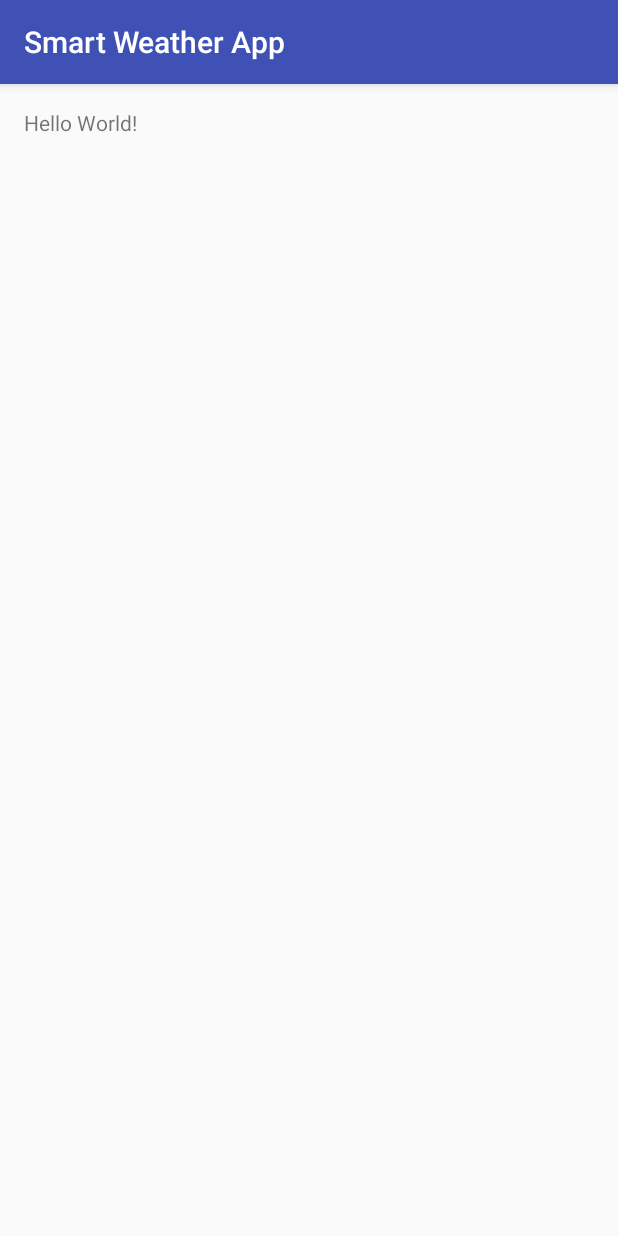
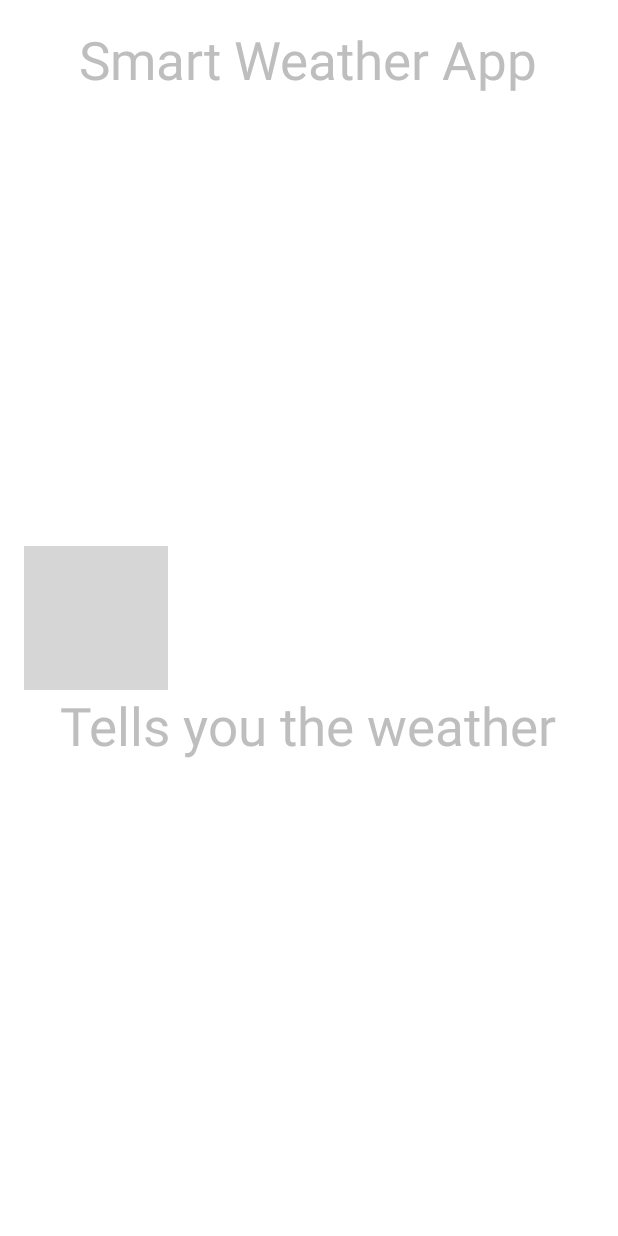
Before and after one commit to mjeftic/SmartWeatherApp, an Android app: the first screen one second after launch (MainActivity before the commit, SplashActivity after it), on a phone screen of 412 x 824 dp. Run offline under Robolectric (Android 15) with nearby library versions, the phone set to English and light mode, and no system bars; grey boxes are pictures that could not be loaded.

```diff
--- /dev/null
+++ b/app/src/main/java/swa/smartweatherapp/SplashActivity.java
@@ -0,0 +1,49 @@
+package swa.smartweatherapp;
+
+import android.app.Activity;
+import android.content.Intent;
+import android.graphics.PixelFormat;
+import android.os.Bundle;
+import android.os.Handler;
+import android.view.Window;
+import android.view.WindowManager;
+
+public class SplashActivity extends Activity {
+
+    private static int SPLASH_TIME_OUT = 3000;
+
+
+    @Override
+    protected void onCreate(Bundle savedInstanceState) {
+        super.onCreate(savedInstanceState);
+        //requestWindowFeature(Window.FEATURE_NO_TITLE);
+        getWindow().setFlags(WindowManager.LayoutParams.FLAG_FULLSCREEN, WindowManager.LayoutParams.FLAG_FULLSCREEN);
+        setContentView(R.layout.activity_splash);
+        new Handler().postDelayed(new Runnable() {
+
+            /*
+             * Showing splash screen with a timer. This will be useful when you
+             * want to show case your app logo / company
+             */
+
+            @Override
+            public void run() {
+                // This method will be executed once the timer is over
+                // Start your app main activity
+                Intent i = new Intent(SplashActivity.this, MainActivity.class);
+                startActivity(i);
+
+                // close this activity
+                finish();
+            }
+        }, SPLASH_TIME_OUT);
+    }
+    public void onAttachToWindow(){
+        super.onAttachedToWindow();
+        Window window = getWindow();
+        window.setFormat(PixelFormat.RGBA_8888);
+    }
+
+
+
+}
--- a/app/src/main/res/layout/activity_main.xml
+++ b/app/src/main/res/layout/activity_main.xml
@@ -1,6 +1,7 @@
 <?xml version="1.0" encoding="utf-8"?>
 <RelativeLayout xmlns:android="http://schemas.android.com/apk/res/android"
     xmlns:tools="http://schemas.android.com/tools"
+    android:id="@+id/container"
     android:layout_width="match_parent"
     android:layout_height="match_parent"
     android:paddingBottom="@dimen/activity_vertical_margin"
@@ -12,5 +13,6 @@
     <TextView
         android:layout_width="wrap_content"
         android:layout_height="wrap_content"
+        android:id="@+id/tempView"
         android:text="Hello World!" />
 </RelativeLayout>
--- a/app/src/main/res/values/colors.xml
+++ b/app/src/main/res/values/colors.xml
@@ -3,4 +3,5 @@
     <color name="colorPrimary">#3F51B5</color>
     <color name="colorPrimaryDark">#303F9F</color>
     <color name="colorAccent">#FF4081</color>
+    <color name="sma_white">#FFFFFF</color>
 </resources>
--- a/app/src/main/res/values/styles.xml
+++ b/app/src/main/res/values/styles.xml
@@ -1,7 +1,7 @@
 <resources>
 
     <!-- Base application theme. -->
-    <style name="AppTheme" parent="Theme.AppCompat.Light.DarkActionBar">
+    <style name="AppTheme" parent="Theme.AppCompat">
         <!-- Customize your theme here. -->
         <item name="colorPrimary">@color/colorPrimary</item>
         <item name="colorPrimaryDark">@color/colorPrimaryDark</item>
```
Also changed, not shown: app/build.gradle (+8 -5 lines), app/src/main/AndroidManifest.xml (+9 -1 lines), app/src/main/java/swa/smartweatherapp/MainActivity.java (+68 -2 lines).
